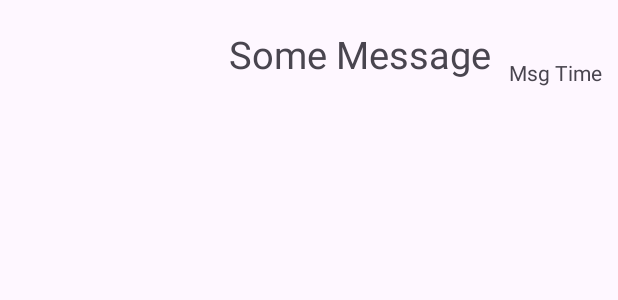
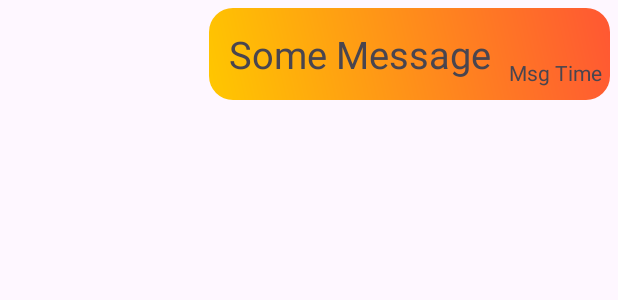
Before and after one commit to yotamfeigin/Ex3_AP2, an Android app: the layout msg_layout.xml on its own in the app's theme, with its tools: preview values and no code run, on a phone screen of 412 x 824 dp. Shown: the top 300 px of the screen. Run offline under Robolectric (Android 15) with nearby library versions, the phone set to English and light mode, and no system bars.

Commit message:
some cosmtics

```diff
--- /dev/null
+++ b/MyApplication/app/src/main/res/drawable/msg_backgroun.xml
@@ -0,0 +1,13 @@
+<shape xmlns:android="http://schemas.android.com/apk/res/android">
+    <gradient
+        android:type="linear"
+        android:angle="45"
+        android:startColor="#FFC700"
+        android:endColor="#FF5733"
+        />
+    <corners
+        android:radius="16dp"
+        android:topLeftRadius="16dp"
+        android:topRightRadius="16dp"
+        />
+</shape>
--- a/MyApplication/app/src/main/res/layout/msg_layout.xml
+++ b/MyApplication/app/src/main/res/layout/msg_layout.xml
@@ -12,6 +12,7 @@
         android:orientation="horizontal"
         android:layout_gravity="end"
         android:padding="3dp"
+        android:background="@drawable/msg_backgroun"
         >
 
         <TextView
```
Also changed, not shown: MyApplication/app/src/main/java/com/example/myapplication/activites/ChatsPage.java (+8 -1 lines), MyApplication/app/src/main/java/com/example/myapplication/adaptes/MessagesAdapter.java (+5 -5 lines), MyApplication/app/src/main/res/drawable/msg2_background.xml (added, +13 -0 lines), MyApplication/app/src/main/res/layout/activity_chats_page.xml (+5 -2 lines), MyApplication/app/src/main/res/layout/msg_layout2.xml (deleted, +0 -33 lines).
